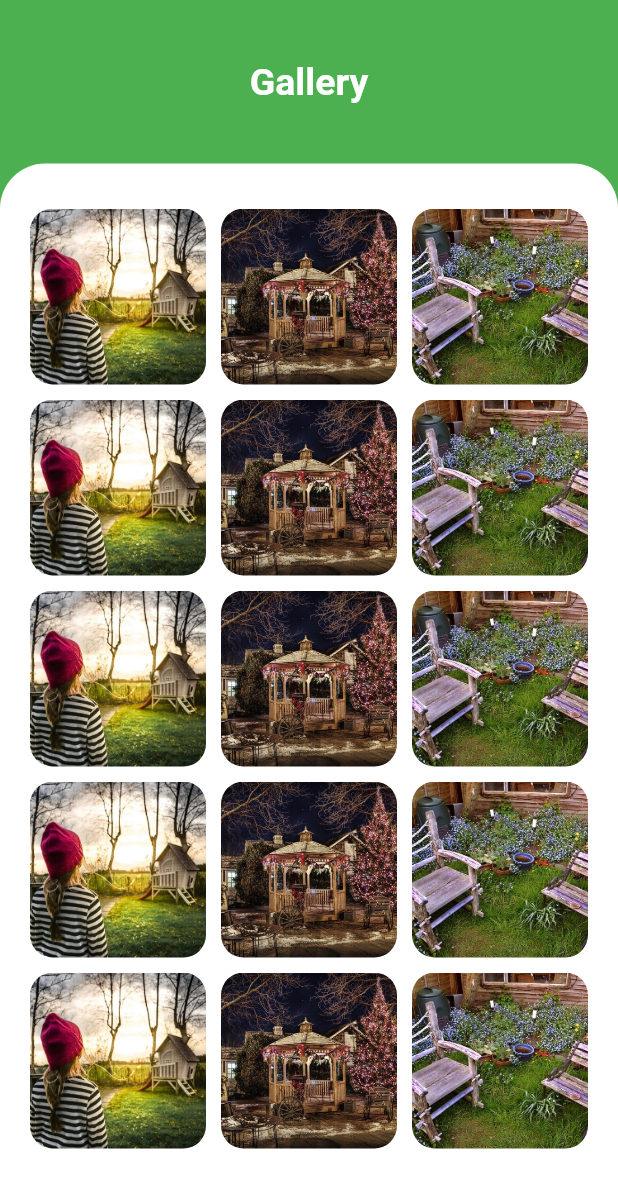
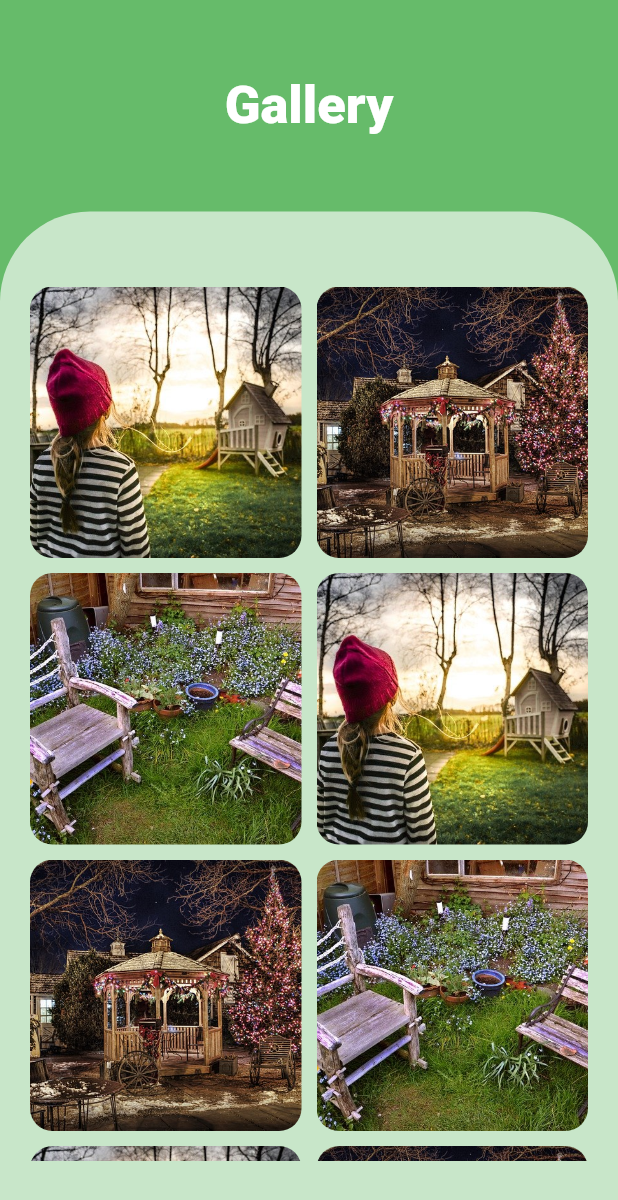
Before and after one commit to betaoverflow/backover, a Flutter app: the GalleryScreen screen opened directly, on a phone screen of 412 x 824 dp. Shown: the top 1200 px of the screen. Run offline on Flutter 3.47's test engine with Material 2 defaults, Android fonts, the phone set to English and light mode, and no system bars; our stand-ins replace bubble_bottom_bar; missing offline and left inert: arcore_flutter_plugin; network calls fail.

Commit message:
UI: Gallery Modified

```diff
--- a/lib/screens/gallery.dart
+++ b/lib/screens/gallery.dart
@@ -1,3 +1,5 @@
+import 'dart:ui';
+
 import 'package:flutter/material.dart';
 import 'package:backover/utils/imagePreferences.dart';
 import 'package:backover/screens/detailsPage.dart';
@@ -13,42 +15,42 @@ class _GalleryScreenState extends State<GalleryScreen> {
   @override
   Widget build(BuildContext context) {
     return Scaffold(
-      backgroundColor: Colors.green,
+      backgroundColor: Colors.green[400],
       body: SafeArea(
         child: Column(
           crossAxisAlignment: CrossAxisAlignment.stretch,
           children: <Widget>[
             SizedBox(
-              height: 40,
+              height: 50,
             ),
             Text(
               'Gallery',
               style: TextStyle(
-                fontSize: 25,
-                fontWeight: FontWeight.w600,
+                fontSize: 35,
+                fontWeight: FontWeight.w900,
                 color: Colors.white,
               ),
               textAlign: TextAlign.center,
             ),
             SizedBox(
-              height: 40,
+              height: 50,
             ),
             Expanded(
               child: Container(
                 padding: EdgeInsets.symmetric(
                   horizontal: 20,
-                  vertical: 30,
+                  vertical: 50,
                 ),
                 decoration: BoxDecoration(
-                  color: Colors.white,
+                  color: Colors.green[100],
                   borderRadius: BorderRadius.only(
-                    topLeft: Radius.circular(30),
-                    topRight: Radius.circular(30),
+                    topLeft: Radius.circular(60),
+                    topRight: Radius.circular(60),
                   ),
                 ),
                 child: GridView.builder(
                   gridDelegate: SliverGridDelegateWithFixedCrossAxisCount(
-                    crossAxisCount: 3,
+                    crossAxisCount: 2,
                     crossAxisSpacing: 10,
                     mainAxisSpacing: 10,
                   ),
```
